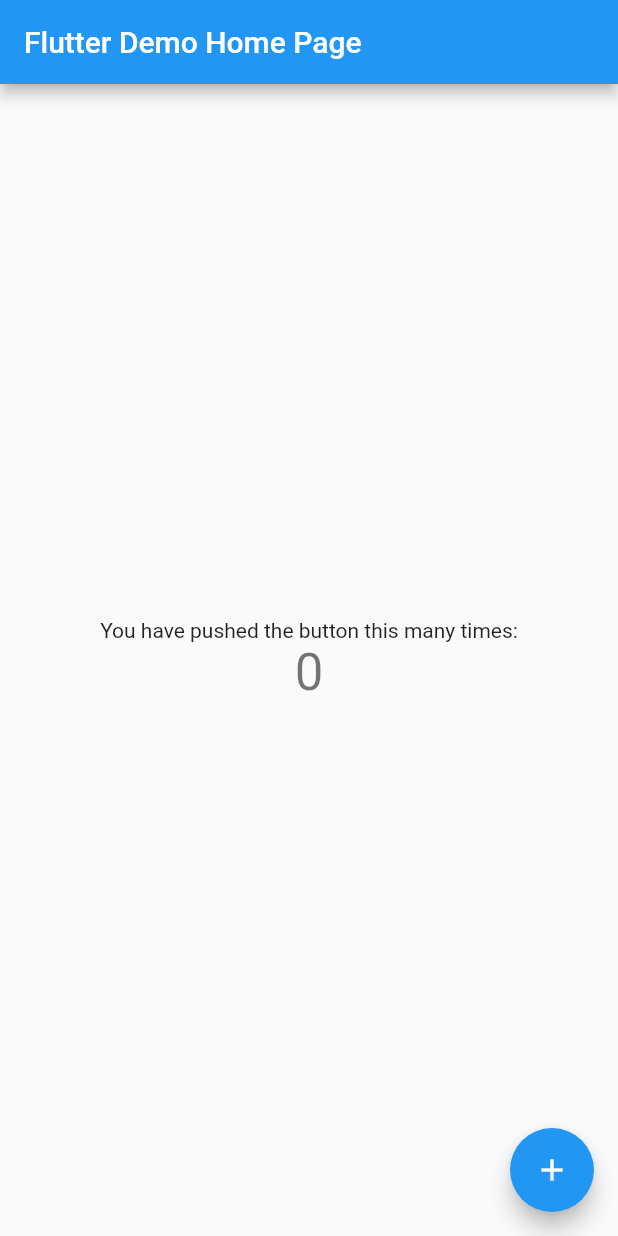
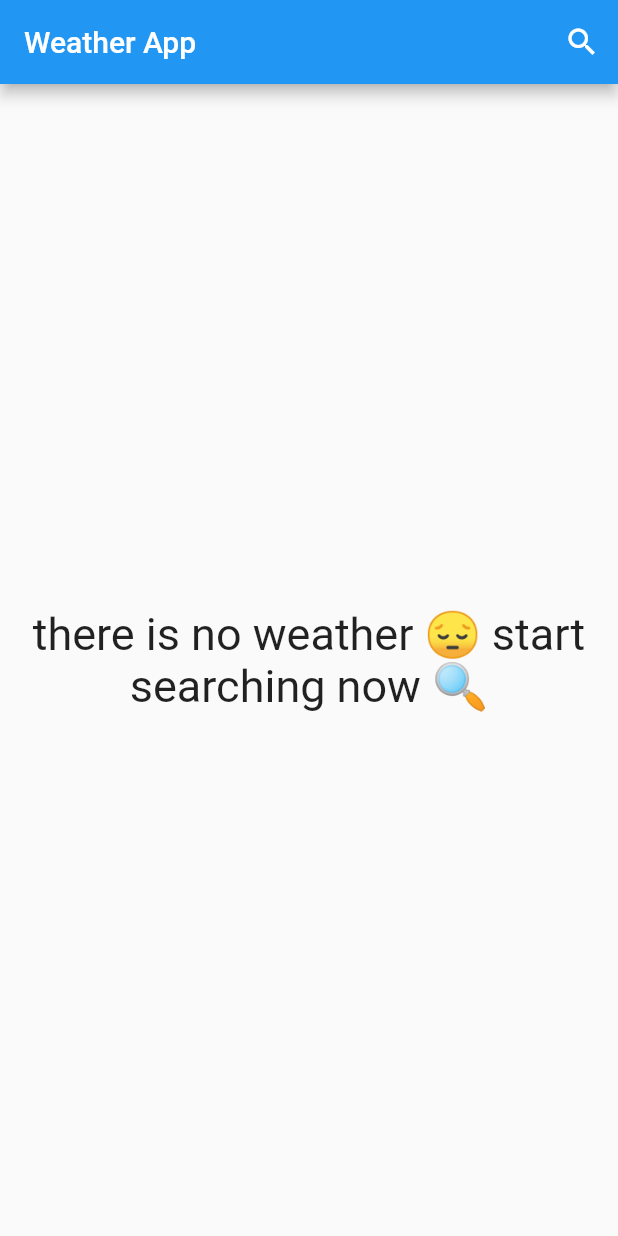
Before and after one commit to emad566/flutter_weather_app, a Flutter app: the screen it shows after launch, on a phone screen of 412 x 824 dp. Run offline on Flutter 3.47's test engine with Material 2 defaults, Android fonts, the phone set to English and light mode, and no system bars; our stand-ins replace get.

Commit message:
Set home page UI

```diff
--- a/lib/main.dart
+++ b/lib/main.dart
@@ -1,115 +1,19 @@
 import 'package:flutter/material.dart';
+import 'package:get/get.dart';
+
+import 'pages/home_page.dart';
 
 void main() {
-  runApp(const MyApp());
+  runApp(const WeatherApp());
 }
+class WeatherApp extends StatelessWidget {
+  const WeatherApp({ Key? key }) : super(key: key);
 
-class MyApp extends StatelessWidget {
-  const MyApp({super.key});
-
-  // This widget is the root of your application.
   @override
   Widget build(BuildContext context) {
-    return MaterialApp(
-      title: 'Flutter Demo',
-      theme: ThemeData(
-        // This is the theme of your application.
-        //
-        // Try running your application with "flutter run". You'll see the
-        // application has a blue toolbar. Then, without quitting the app, try
-        // changing the primarySwatch below to Colors.green and then invoke
-        // "hot reload" (press "r" in the console where you ran "flutter run",
-        // or simply save your changes to "hot reload" in a Flutter IDE).
-        // Notice that the counter didn't reset back to zero; the application
-        // is not restarted.
-        primarySwatch: Colors.blue,
-      ),
-      home: const MyHomePage(title: 'Flutter Demo Home Page'),
+    return GetMaterialApp(
+      debugShowCheckedModeBanner: false,
+      home: HomePage(),
     );
   }
 }
-
-class MyHomePage extends StatefulWidget {
-  const MyHomePage({super.key, required this.title});
-
-  // This widget is the home page of your application. It is stateful, meaning
-  // that it has a State object (defined below) that contains fields that affect
-  // how it looks.
-
-  // This class is the configuration for the state. It holds the values (in this
-  // case the title) provided by the parent (in this case the App widget) and
-  // used by the build method of the State. Fields in a Widget subclass are
-  // always marked "final".
-
-  final String title;
-
-  @override
-  State<MyHomePage> createState() => _MyHomePageState();
-}
-
-class _MyHomePageState extends State<MyHomePage> {
-  int _counter = 0;
-
-  void _incrementCounter() {
-    setState(() {
-      // This call to setState tells the Flutter framework that something has
-      // changed in this State, which causes it to rerun the build method below
-      // so that the display can reflect the updated values. If we changed
-      // _counter without calling setState(), then the build method would not be
-      // called again, and so nothing would appear to happen.
-      _counter++;
-    });
-  }
-
-  @override
-  Widget build(BuildContext context) {
-    // This method is rerun every time setState is called, for instance as done
-    // by the _incrementCounter method above.
-    //
-    // The Flutter framework has been optimized to make rerunning build methods
-    // fast, so that you can just rebuild anything that needs updating rather
-    // than having to individually change instances of widgets.
-    return Scaffold(
-      appBar: AppBar(
-        // Here we take the value from the MyHomePage object that was created by
-        // the App.build method, and use it to set our appbar title.
-        title: Text(widget.title),
-      ),
-      body: Center(
-        // Center is a layout widget. It takes a single child and positions it
-        // in the middle of the parent.
-        child: Column(
-          // Column is also a layout widget. It takes a list of children and
-          // arranges them vertically. By default, it sizes itself to fit its
-          // children horizontally, and tries to be as tall as its parent.
-          //
-          // Invoke "debug painting" (press "p" in the console, choose the
-          // "Toggle Debug Paint" action from the Flutter Inspector in Android
-          // Studio, or the "Toggle Debug Paint" command in Visual Studio Code)
-          // to see the wireframe for each widget.
-          //
-          // Column has various properties to control how it sizes itself and
-          // how it positions its children. Here we use mainAxisAlignment to
-          // center the children vertically; the main axis here is the vertical
-          // axis because Columns are vertical (the cross axis would be
-          // horizontal).
-          mainAxisAlignment: MainAxisAlignment.center,
-          children: <Widget>[
-            const Text(
-              'You have pushed the button this many times:',
-            ),
-            Text(
-              '$_counter',
-              style: Theme.of(context).textTheme.headlineMedium,
-            ),
-          ],
-        ),
-      ),
-      floatingActionButton: FloatingActionButton(
-        onPressed: _incrementCounter,
-        tooltip: 'Increment',
-        child: const Icon(Icons.add),
-      ), // This trailing comma makes auto-formatting nicer for build methods.
-    );
-  }
-}
--- /dev/null
+++ b/lib/models/weather_model.dart
@@ -0,0 +1,22 @@
+class WeatherModel{
+  late String date;
+  late double temp;
+  late double maxTemp;
+  late double minTemp;
+  late String weatherStateName;
+
+  WeatherModel({required this.date, required this.temp, required this.maxTemp, required this.minTemp, required this.weatherStateName});
+
+  factory WeatherModel.fromJson(Map<String, dynamic> json){
+    Map<String, dynamic> jsonData = json['forecast']['forecastday'][0]['day'];
+
+
+    return WeatherModel(
+      date: json['location']['localtime'],
+      temp: jsonData['avgtemp_c'],
+      maxTemp: jsonData['maxtemp_c'],
+      minTemp: jsonData['mintemp_c'],
+      weatherStateName: jsonData['condition']['text'],
+    );
+  }
+}
--- /dev/null
+++ b/lib/pages/home_page.dart
@@ -0,0 +1,104 @@
+import 'package:flutter/material.dart';
+import 'package:flutter_weather/models/weather_model.dart';
+import 'package:flutter_weather/pages/search_page.dart';
+import 'package:get/get.dart';
+
+// ignore: must_be_immutable
+class HomePage extends StatelessWidget {
+  HomePage({Key? key}) : super(key: key);
+
+  WeatherModel? weatherData;
+
+  @override
+  Widget build(BuildContext context) {
+    return Scaffold(
+      appBar: AppBar(
+        title: const Text('Weather App'),
+        actions: [
+          IconButton(
+            onPressed: (){
+              Get.to(SearchScreen());
+            },
+            icon: const Icon(Icons.search, size: 24,),
+          ),
+        ],
+      ),
+      body: weatherData == null ? Center(
+        child: Column(
+          mainAxisSize: MainAxisSize.min,
+          children: const [
+            Text(
+              'there is no weather 😔 start',
+              style: TextStyle(
+                fontSize: 30,
+              ),
+            ),
+            Text(
+              'searching now 🔍',
+              style: TextStyle(
+                fontSize: 30,
+              ),
+            )
+          ],
+        ),
+      )
+      :
+     Container(
+       color: Colors.orange,
+       child: Column(
+         mainAxisAlignment: MainAxisAlignment.center,
+         children: [
+           Spacer(flex: 3,),
+           const Text(
+               'Cairo',
+             style: TextStyle(
+               fontSize: 32,
+               fontWeight: FontWeight.bold,
+             ),
+           ),
+           const SizedBox(height: 20,),
+           const Text(
+             'Updated at: 12-11-2023',
+             style: TextStyle(
+               fontSize: 32,
+               fontWeight: FontWeight.bold,
+             ),
+           ),
+           Spacer(),
+           Row(
+             mainAxisAlignment: MainAxisAlignment.spaceEvenly,
+             children: [
+               Image.asset('assets/images/clear.png'),
+               const SizedBox(width: 10,),
+               const Text(
+                 '30',
+                 style: TextStyle(
+                   fontSize: 32,
+                   fontWeight: FontWeight.bold,
+                 ),
+               ),
+               Column(
+                 children: const [
+                   Text('Max Temp: 30'),
+                   Text('Min Temp: 27'),
+                 ],
+               )
+             ],
+           ),
+           Spacer(),
+           const Text(
+             'Clear',
+             style: TextStyle(
+               fontSize: 32,
+               fontWeight: FontWeight.bold,
+             ),
+           ),
+           Spacer(flex: 5,),
+         ],
+       ),
+     )
+
+      ,
+    );
+  }
+}
```
Also changed, not shown: lib/pages/search_page.dart (added, +35 -0 lines), lib/services/weather_service.dart (added, +21 -0 lines), pubspec.yaml (+8 -71 lines), assets/images/clear.png (added), assets/images/cloudy.png (added), assets/images/rainy.png (added), assets/images/snow.png (added), assets/images/thunderstorm.png (added), pubspec.lock, 1 other file.
